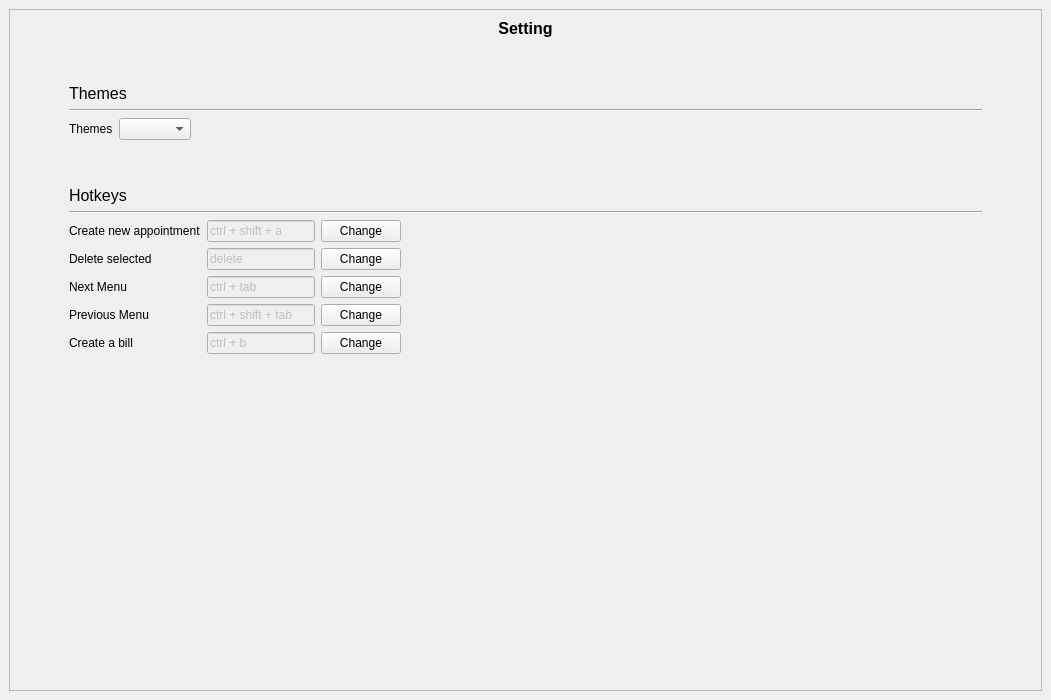
ASNaeem/Simple-VCMS, file SettingUI.ui: the form before one commit.
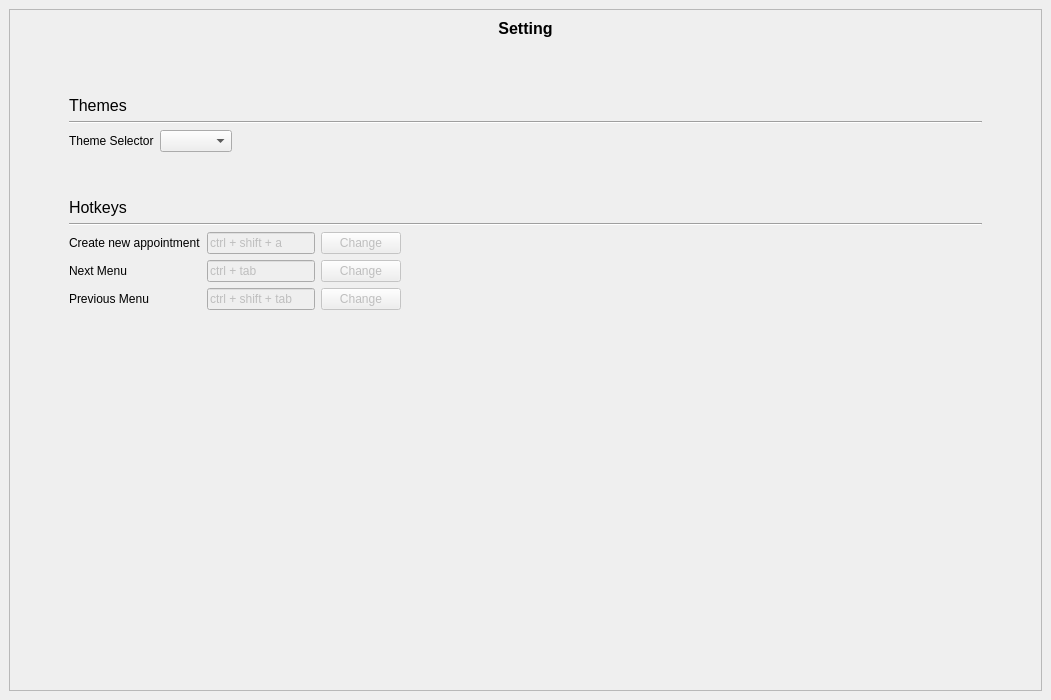
The form after the commit.

Diff of the .ui file:
```diff
--- a/SettingUI.ui
+++ b/SettingUI.ui
@@ -99,7 +99,7 @@
             <item row="0" column="0">
              <widget class="QLabel" name="label_2">
               <property name="text">
-               <string>Themes</string>
+               <string>Theme Selector</string>
               </property>
              </widget>
             </item>
@@ -163,29 +163,6 @@
           </item>
           <item>
            <layout class="QGridLayout" name="gridLayout" columnstretch="0,0,0,0,5">
-            <item row="1" column="2">
-             <widget class="QLineEdit" name="lineEdit_2">
-              <property name="enabled">
-               <bool>false</bool>
-              </property>
-              <property name="cursor">
-               <cursorShape>ArrowCursor</cursorShape>
-              </property>
-              <property name="text">
-               <string>delete</string>
-              </property>
-             </widget>
-            </item>
-            <item row="2" column="3">
-             <widget class="QPushButton" name="pushButton_5">
-              <property name="cursor">
-               <cursorShape>PointingHandCursor</cursorShape>
-              </property>
-              <property name="text">
-               <string>Change</string>
-              </property>
-             </widget>
-            </item>
             <item row="0" column="2">
              <widget class="QLineEdit" name="lineEdit">
               <property name="enabled">
@@ -199,32 +176,8 @@
               </property>
              </widget>
             </item>
-            <item row="1" column="1">
-             <widget class="QLabel" name="label_5">
-              <property name="text">
-               <string>Delete selected</string>
-              </property>
-             </widget>
-            </item>
             <item row="0" column="3">
              <widget class="QPushButton" name="pushButton_3">
-              <property name="cursor">
-               <cursorShape>PointingHandCursor</cursorShape>
-              </property>
-              <property name="text">
-               <string>Change</string>
-              </property>
-             </widget>
-            </item>
-            <item row="3" column="1">
-             <widget class="QLabel" name="label_7">
-              <property name="text">
-               <string>Previous Menu</string>
-              </property>
-             </widget>
-            </item>
-            <item row="3" column="2">
-             <widget class="QLineEdit" name="lineEdit_4">
               <property name="enabled">
                <bool>false</bool>
               </property>
@@ -232,7 +185,7 @@
                <cursorShape>ArrowCursor</cursorShape>
               </property>
               <property name="text">
-               <string>ctrl + shift + tab</string>
+               <string>Change</string>
               </property>
              </widget>
             </item>
@@ -243,76 +196,6 @@
               </property>
              </widget>
             </item>
-            <item row="2" column="1">
-             <widget class="QLabel" name="label_6">
-              <property name="text">
-               <string>Next Menu</string>
-              </property>
-             </widget>
-            </item>
-            <item row="2" column="2">
-             <widget class="QLineEdit" name="lineEdit_3">
-              <property name="enabled">
-               <bool>false</bool>
-              </property>
-              <property name="cursor">
-               <cursorShape>ArrowCursor</cursorShape>
-              </property>
-              <property name="text">
-               <string>ctrl + tab</string>
-              </property>
-             </widget>
-            </item>
-            <item row="1" column="3">
-             <widget class="QPushButton" name="pushButton_4">
-              <property name="cursor">
-               <cursorShape>PointingHandCursor</cursorShape>
-              </property>
-              <property name="text">
-               <string>Change</string>
-              </property>
-             </widget>
-            </item>
-            <item row="3" column="3">
-             <widget class="QPushButton" name="pushButton_6">
-              <property name="cursor">
-               <cursorShape>PointingHandCursor</cursorShape>
-              </property>
-              <property name="text">
-               <string>Change</string>
-              </property>
-             </widget>
-            </item>
-            <item row="4" column="1">
-             <widget class="QLabel" name="label_8">
-              <property name="text">
-               <string>Create a bill</string>
-              </property>
-             </widget>
-            </item>
-            <item row="4" column="2">
-             <widget class="QLineEdit" name="lineEdit_5">
-              <property name="enabled">
-               <bool>false</bool>
-              </property>
-              <property name="cursor">
-               <cursorShape>ArrowCursor</cursorShape>
-              </property>
-              <property name="text">
-               <string>ctrl + b</string>
-              </property>
-             </widget>
-            </item>
-            <item row="4" column="3">
-             <widget class="QPushButton" name="pushButton_7">
-              <property name="cursor">
-               <cursorShape>PointingHandCursor</cursorShape>
-              </property>
-              <property name="text">
-               <string>Change</string>
-              </property>
-             </widget>
-            </item>
             <item row="0" column="4">
              <spacer name="horizontalSpacer">
               <property name="orientation">
@@ -378,6 +261,72 @@
               </property>
              </spacer>
             </item>
+            <item row="1" column="1">
+             <widget class="QLabel" name="label_6">
+              <property name="text">
+               <string>Next Menu</string>
+              </property>
+             </widget>
+            </item>
+            <item row="1" column="2">
+             <widget class="QLineEdit" name="lineEdit_3">
+              <property name="enabled">
+               <bool>false</bool>
+              </property>
+              <property name="cursor">
+               <cursorShape>ArrowCursor</cursorShape>
+              </property>
+              <property name="text">
+               <string>ctrl + tab</string>
+              </property>
+             </widget>
+            </item>
+            <item row="1" column="3">
+             <widget class="QPushButton" name="pushButton_5">
+              <property name="enabled">
+               <bool>false</bool>
+              </property>
+              <property name="cursor">
+               <cursorShape>PointingHandCursor</cursorShape>
+              </property>
+              <property name="text">
+               <string>Change</string>
+              </property>
+             </widget>
+            </item>
+            <item row="2" column="1">
+             <widget class="QLabel" name="label_7">
+              <property name="text">
+               <string>Previous Menu</string>
+              </property>
+             </widget>
+            </item>
+            <item row="2" column="2">
+             <widget class="QLineEdit" name="lineEdit_4">
+              <property name="enabled">
+               <bool>false</bool>
+              </property>
+              <property name="cursor">
+               <cursorShape>ArrowCursor</cursorShape>
+              </property>
+              <property name="text">
+               <string>ctrl + shift + tab</string>
+              </property>
+             </widget>
+            </item>
+            <item row="2" column="3">
+             <widget class="QPushButton" name="pushButton_6">
+              <property name="enabled">
+               <bool>false</bool>
+              </property>
+              <property name="cursor">
+               <cursorShape>PointingHandCursor</cursorShape>
+              </property>
+              <property name="text">
+               <string>Change</string>
+              </property>
+             </widget>
+            </item>
            </layout>
           </item>
          </layout>
```
Left out of the diff: 2 changed lines with no effect on the pictures.
